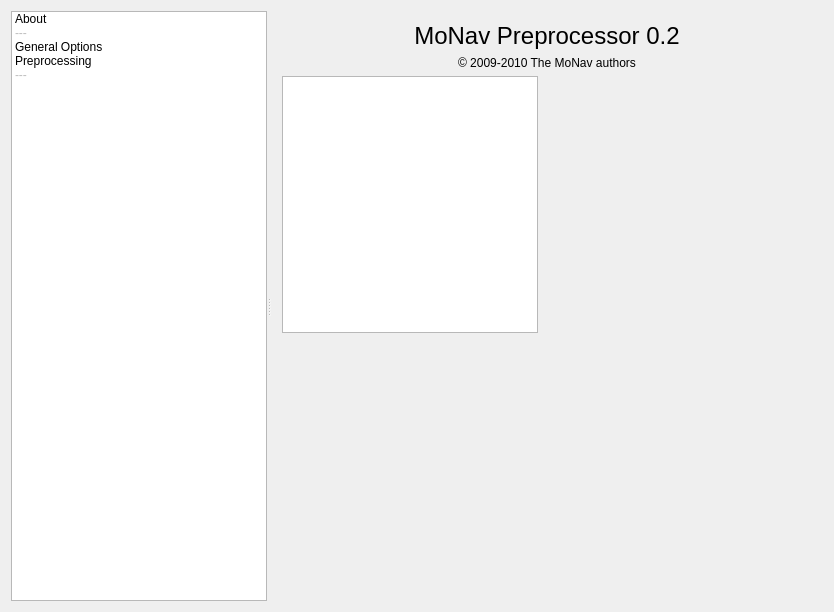
Qt form preprocessor/preprocessingwindow.ui (shentok/MoNav) before a commit.
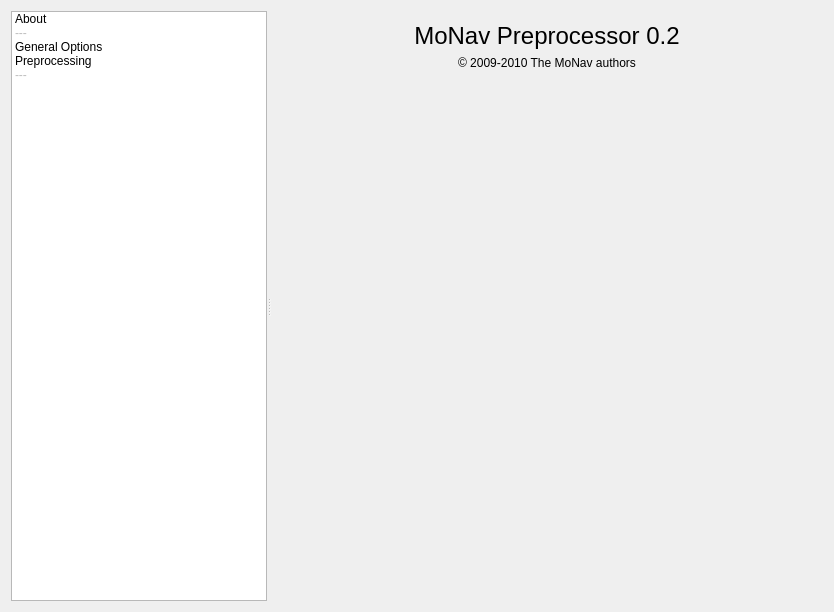
The same form after that commit. The open tabs and pages were chosen to show the change. Icons and pictures are not drawn.

Commit message: Preprocessor-Gui:  - Fix: Acidentially inserted a table view

The edit to the form file:
```diff
--- a/preprocessor/preprocessingwindow.ui
+++ b/preprocessor/preprocessingwindow.ui
@@ -107,9 +107,6 @@
          </item>
          <item>
           <layout class="QHBoxLayout" name="horizontalLayout_4">
-           <item>
-            <widget class="QTableView" name="tableView"/>
-           </item>
            <item>
             <spacer name="horizontalSpacer_2">
              <property name="orientation">
```
Left out of the diff: 2 changed lines with no effect on the pictures.
